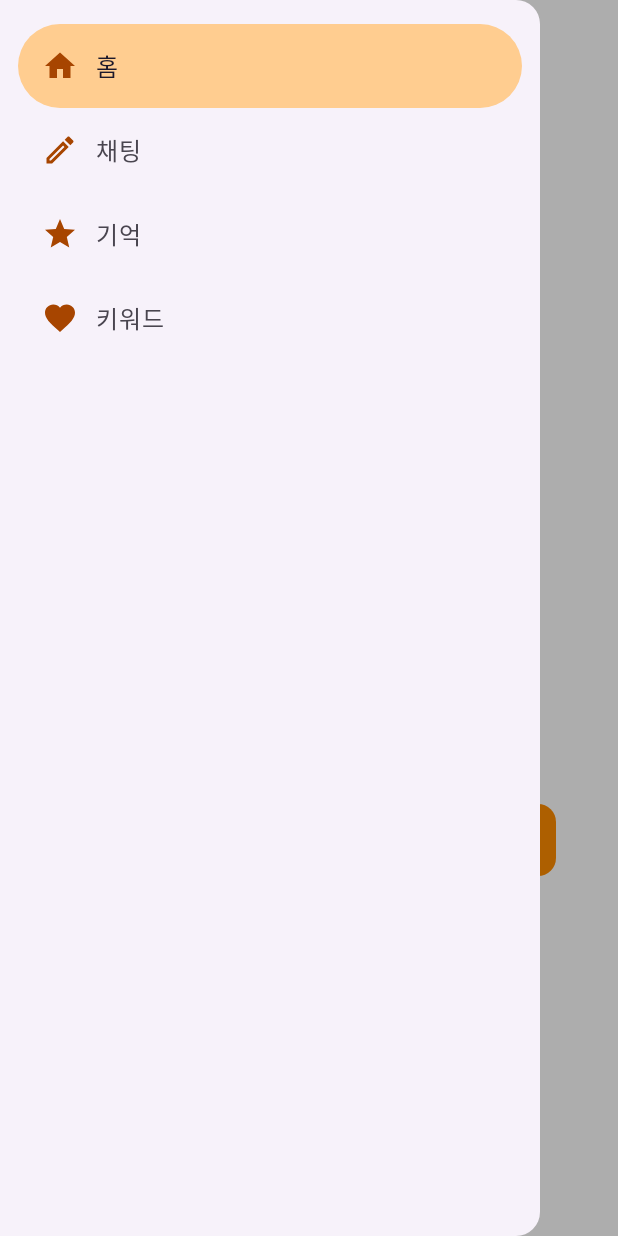
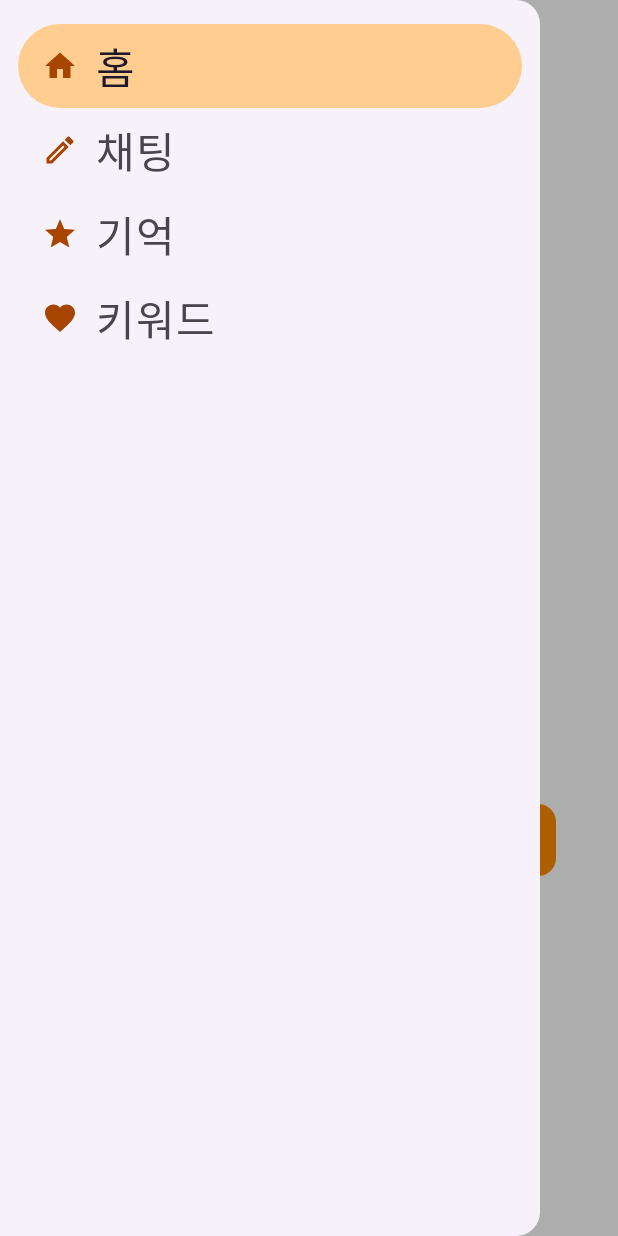
Before and after one commit to CSID-DGU/2024-1-CECD3-BytePhant-6, an Android app built with Jetpack Compose: the screen it shows after launch (MainActivity), after a tap on "Menu", on a phone screen of 412 x 824 dp. Run offline under Robolectric (Android 15) with nearby library versions, the phone set to English and light mode, and no system bars; our stand-ins replace Room's generated code; 3 statements that could not run were skipped; 1 other tap on this screen came first.

Commit message:
fix: 네비게이션 폰트 사이즈 키우기

```diff
--- a/frontend/app/src/main/java/com/bytephant/senior_care/ui/routing/NavigationDrawer.kt
+++ b/frontend/app/src/main/java/com/bytephant/senior_care/ui/routing/NavigationDrawer.kt
@@ -34,6 +34,7 @@ import androidx.compose.runtime.rememberCoroutineScope
 import androidx.compose.runtime.saveable.rememberSaveable
 import androidx.compose.ui.Modifier
 import androidx.compose.ui.unit.dp
+import androidx.compose.ui.unit.sp
 import androidx.navigation.NavHostController
 import kotlinx.coroutines.launch
 
@@ -81,7 +82,12 @@ fun NavigationDrawer(
                 Spacer(modifier = Modifier.height(16.dp))
                 items.forEachIndexed { index, item ->
                     NavigationDrawerItem(
-                        label = { Text(text = item.title) },
+                        label = {
+                            Text(
+                                text = item.title,
+                                fontSize = 28.sp
+                            )
+                        },
                         selected = index == selectedItemIndex,
                         onClick = {
                             navController.navigate(item.route.name)
@@ -121,8 +127,8 @@ fun NavigationDrawer(
                             Icon(
                                 imageVector = Icons.Filled.Menu,
                                 contentDescription = "Menu",
-                                modifier = Modifier.size(32.dp),
-                                tint = MaterialTheme.colorScheme.tertiary
+                                modifier = Modifier.size(36.dp),
+                                tint = MaterialTheme.colorScheme.tertiary,
                             )
                         }
                     }
```
